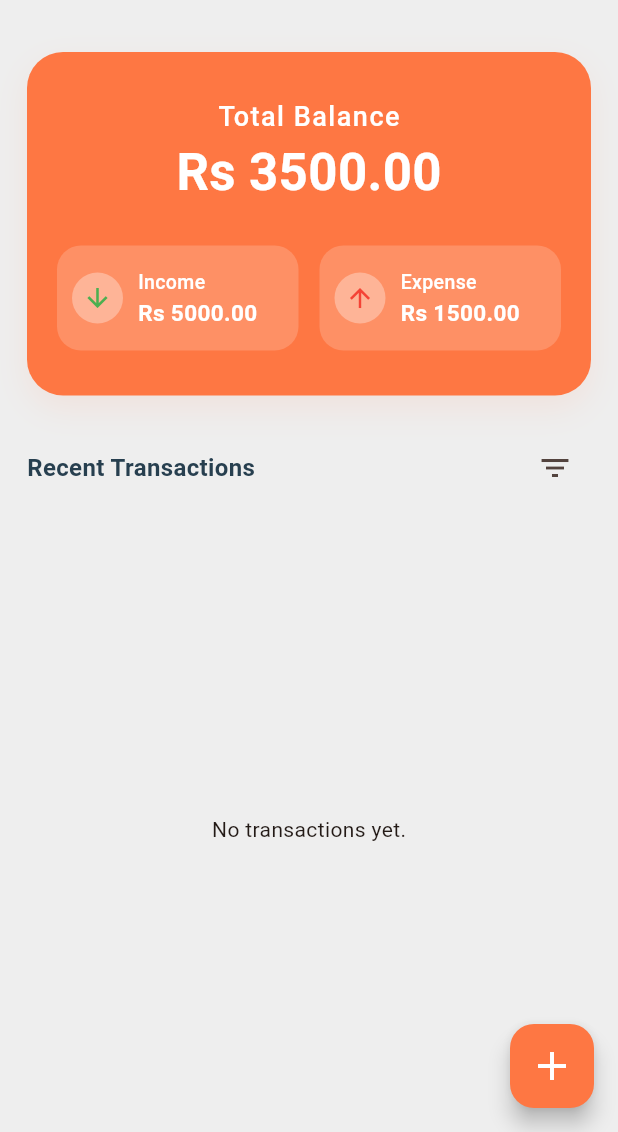
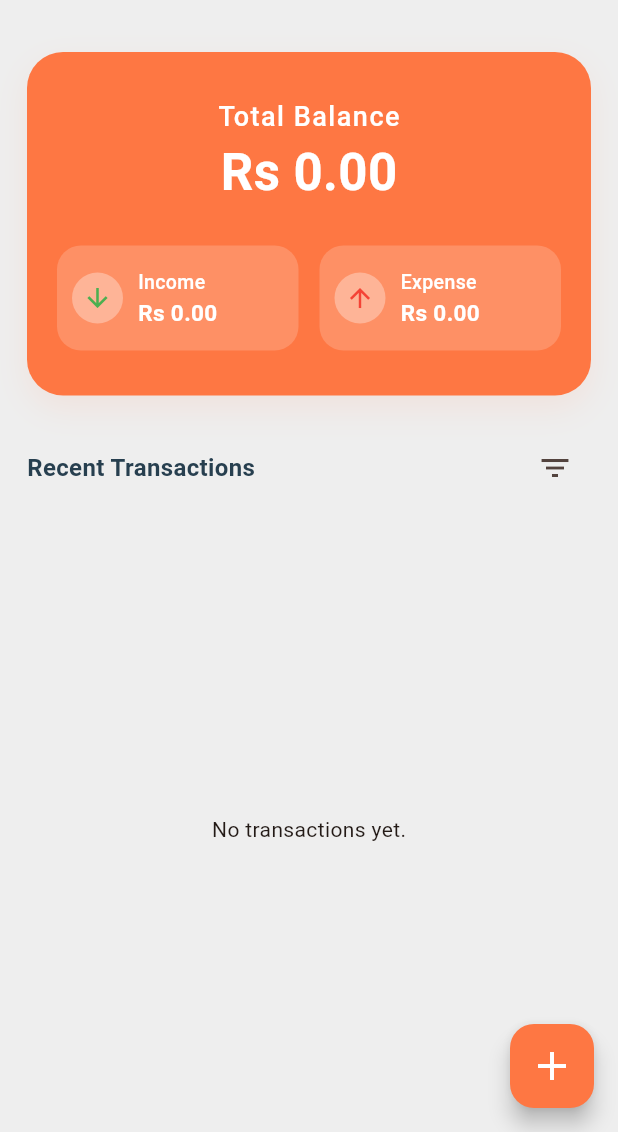
Before and after one commit to chamudithaperera/Flutter-Dart-project-10-Money-Manager-app, a Flutter app: the HomePage screen opened by its route, on a phone screen of 412 x 824 dp, the part 104-1236 px from its top. Run offline on Flutter 3.47's test engine with Material 3 defaults, Android fonts, the phone set to English and light mode, and no system bars; our stand-ins replace shared_preferences; accounts and stored records are empty.

Commit message:
Calculate and display total income, expenses, and balance in HomePage. Update TotalBalanceCard to reflect dynamic values instead of static amounts.

```diff
--- a/money_manager/lib/pages/homePage.dart
+++ b/money_manager/lib/pages/homePage.dart
@@ -65,6 +65,21 @@ class _HomePageState extends State<HomePage> {
 
   @override
   Widget build(BuildContext context) {
+    // Calculate totals
+    double totalIncome = 0;
+    double totalExpense = 0;
+    for (final t in _transactions) {
+      final amount =
+          (t['amount'] is num)
+              ? t['amount'].toDouble()
+              : double.tryParse(t['amount'].toString()) ?? 0.0;
+      if (t['isExpense'] == true) {
+        totalExpense += amount;
+      } else {
+        totalIncome += amount;
+      }
+    }
+    double totalBalance = totalIncome - totalExpense;
     return Scaffold(
       backgroundColor: AppColors.veryLightGray,
       floatingActionButton: FloatingActionButton(
@@ -118,10 +133,10 @@ class _HomePageState extends State<HomePage> {
               const SizedBox(height: 32),
 
               // Total Balance Card
-              const TotalBalanceCard(
-                totalBalance: 'Rs 3500.00',
-                income: 'Rs 5000.00',
-                expense: 'Rs 1500.00',
+              TotalBalanceCard(
+                totalBalance: 'Rs ${totalBalance.toStringAsFixed(2)}',
+                income: 'Rs ${totalIncome.toStringAsFixed(2)}',
+                expense: 'Rs ${totalExpense.toStringAsFixed(2)}',
               ),
               const SizedBox(height: 24),
 
```
